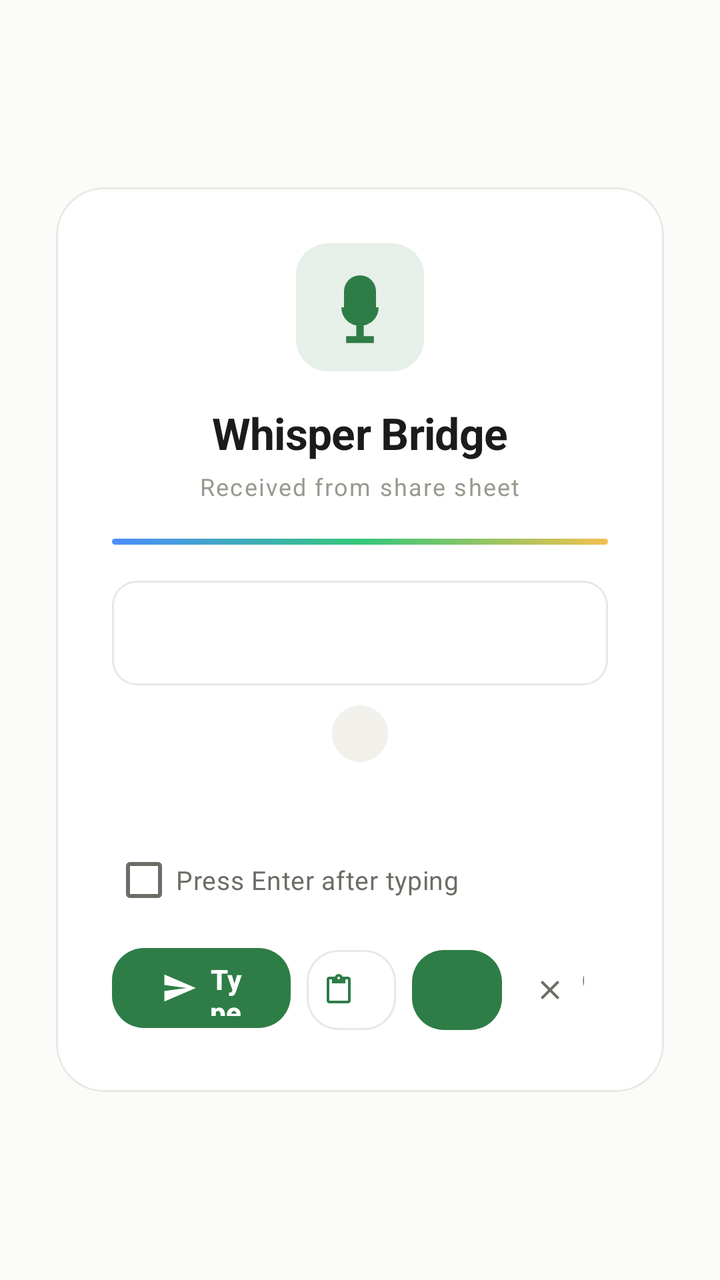
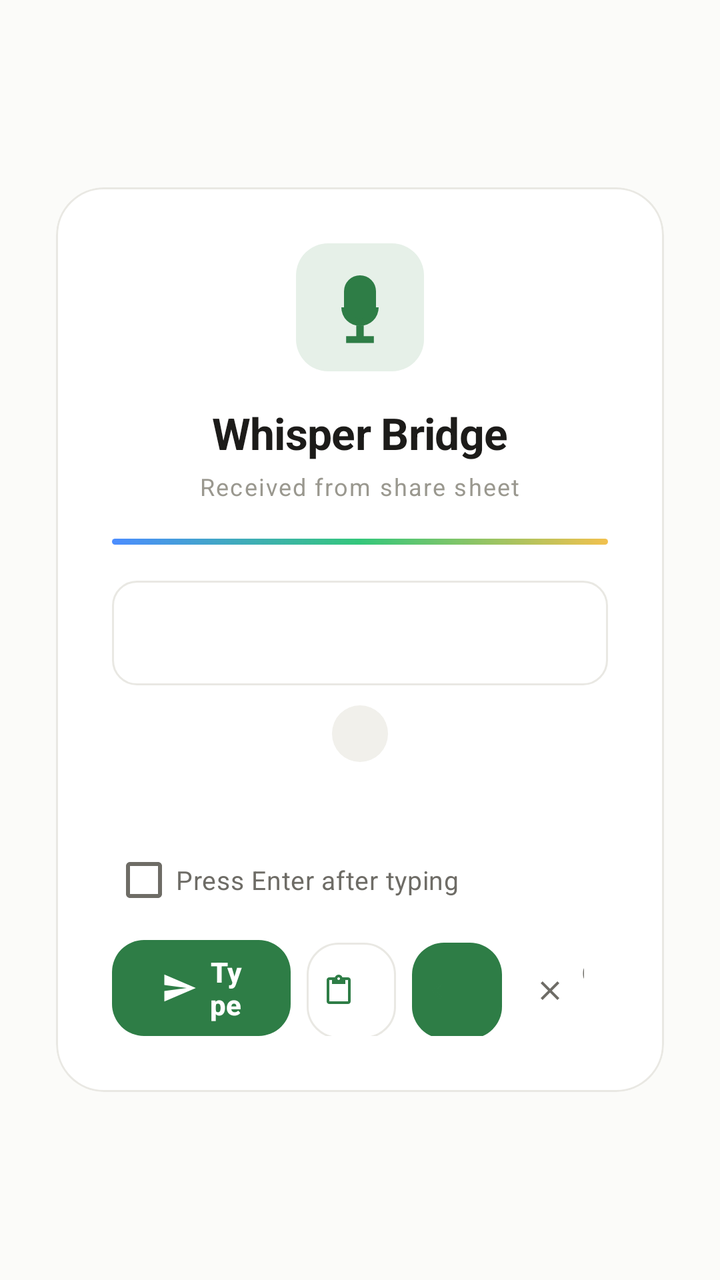

An Android layout rendered at two revisions. The XML below is the earlier revision; the diff shows what the commit changed to produce the second picture.
<!-- AndroidManifest.xml: activity theme Theme.WhisperBridge -->
<!-- res/layout/activity_share_receiver.xml -->
<?xml version="1.0" encoding="utf-8"?>
<LinearLayout xmlns:android="http://schemas.android.com/apk/res/android"
    xmlns:app="http://schemas.android.com/apk/res-auto"
    android:layout_width="match_parent"
    android:layout_height="match_parent"
    android:background="@color/bg"
    android:gravity="center"
    android:orientation="vertical"
    android:padding="28dp">

    <com.google.android.material.card.MaterialCardView
        android:layout_width="match_parent"
        android:layout_height="wrap_content"
        app:cardBackgroundColor="@color/card_bg"
        app:cardCornerRadius="24dp"
        app:cardElevation="0dp"
        app:strokeColor="@color/border"
        app:strokeWidth="1dp">

        <LinearLayout
            android:layout_width="match_parent"
            android:layout_height="wrap_content"
            android:gravity="center_horizontal"
            android:orientation="vertical"
            android:padding="28dp">

            <ImageView
                android:layout_width="64dp"
                android:layout_height="64dp"
                android:src="@drawable/brand_mark"
                android:contentDescription="Whisper Bridge" />

            <TextView
                android:layout_width="wrap_content"
                android:layout_height="wrap_content"
                android:layout_marginTop="16dp"
                android:text="Whisper Bridge"
                android:textColor="@color/text_primary"
                android:textSize="22sp"
                android:textStyle="bold"
                android:letterSpacing="-0.01" />

            <TextView
                android:layout_width="wrap_content"
                android:layout_height="wrap_content"
                android:layout_marginTop="4dp"
                android:letterSpacing="0.06"
                android:text="Received from share sheet"
                android:textColor="@color/text_tertiary"
                android:textSize="12sp" />

            <View
                android:layout_width="match_parent"
                android:layout_height="3dp"
                android:layout_marginTop="18dp"
                android:background="@drawable/gradient_accent" />

            <FrameLayout
                android:layout_width="match_parent"
                android:layout_height="wrap_content"
                android:layout_marginTop="18dp"
                android:background="@drawable/bg_field_round"
                android:padding="16dp">

                <TextView
                    android:id="@+id/tvPreview"
                    android:layout_width="match_parent"
                    android:layout_height="wrap_content"
                    android:maxLines="8"
                    android:textColor="@color/text_primary"
                    android:textSize="15sp"
                    android:lineSpacingExtra="3dp" />
            </FrameLayout>

            <TextView
                android:id="@+id/tvCharCount"
                android:layout_width="wrap_content"
                android:layout_height="wrap_content"
                android:layout_marginTop="10dp"
                android:background="@drawable/bg_chip"
                android:paddingHorizontal="14dp"
                android:paddingVertical="6dp"
                android:textColor="@color/text_secondary"
                android:textSize="12sp"
                android:textStyle="bold" />

            <ProgressBar
                android:id="@+id/progress"
                style="?android:attr/progressBarStyleSmall"
                android:layout_width="24dp"
                android:layout_height="24dp"
                android:layout_marginTop="16dp"
                android:indeterminateTint="@color/accent"
                android:visibility="gone" />

            <TextView
                android:id="@+id/tvStatus"
                android:layout_width="wrap_content"
                android:layout_height="wrap_content"
                android:layout_marginTop="10dp"
                android:textColor="@color/text_secondary"
                android:textSize="14sp" />

            <CheckBox
                android:id="@+id/cbEnterAfter"
                android:layout_width="match_parent"
                android:layout_height="wrap_content"
                android:layout_marginTop="10dp"
                android:text="Press Enter after typing"
                android:textColor="@color/text_secondary"
                android:textSize="13sp"
                android:buttonTint="@color/accent"
                android:minHeight="40dp" />

            <LinearLayout
                android:layout_width="match_parent"
                android:layout_height="wrap_content"
                android:layout_marginTop="10dp"
                android:orientation="horizontal">

                <com.google.android.material.button.MaterialButton
                    android:id="@+id/btnSend"
                    android:layout_width="0dp"
                    android:layout_height="48dp"
                    android:layout_weight="2"
                    android:text="Type"
                    android:textSize="14sp"
                    android:textStyle="bold"
                    app:backgroundTint="@color/accent"
                    app:cornerRadius="16dp"
                    app:icon="@drawable/ic_send"
                    app:iconGravity="textStart"
                    app:iconSize="18dp"
                    app:iconPadding="6dp"
                    app:iconTint="@android:color/white"
                    app:shapeAppearanceOverlay="@style/ShapeAppearance.Material3.Corner.Medium" />

                <com.google.android.material.button.MaterialButton
                    android:id="@+id/btnClipboard"
                    style="@style/Widget.Material3.Button.OutlinedButton"
                    android:layout_width="0dp"
                    android:layout_height="48dp"
                    android:layout_marginStart="8dp"
                    android:layout_weight="1"
                    android:text="Copy"
                    android:textColor="@color/text_primary"
                    android:textSize="13sp"
                    android:textStyle="bold"
                    app:cornerRadius="16dp"
                    app:icon="@drawable/ic_clipboard"
                    app:iconGravity="textStart"
                    app:iconSize="16dp"
                    app:iconPadding="4dp"
                    app:iconTint="@color/accent"
                    app:shapeAppearanceOverlay="@style/ShapeAppearance.Material3.Corner.Medium"
                    app:strokeColor="@color/border" />

                <com.google.android.material.button.MaterialButton
                    android:id="@+id/btnEnter"
                    android:layout_width="0dp"
                    android:layout_height="48dp"
                    android:layout_marginStart="8dp"
                    android:layout_weight="1"
                    android:text="Enter"
                    android:textColor="@color/accent"
                    android:textSize="13sp"
                    android:textStyle="bold"
                    app:cornerRadius="16dp"
                    app:icon="@drawable/ic_enter"
                    app:iconGravity="textStart"
                    app:iconSize="16dp"
                    app:iconPadding="4dp"
                    app:iconTint="@color/accent"
                    app:shapeAppearanceOverlay="@style/ShapeAppearance.Material3.Corner.Medium"
                    app:strokeColor="@color/accent" />

                <com.google.android.material.button.MaterialButton
                    android:id="@+id/btnDismiss"
                    style="@style/Widget.Material3.Button.TextButton"
                    android:layout_width="0dp"
                    android:layout_height="48dp"
                    android:layout_marginStart="8dp"
                    android:layout_weight="1"
                    android:text="Close"
                    android:textColor="@color/text_secondary"
                    android:textSize="13sp"
                    android:textStyle="bold"
                    app:cornerRadius="16dp"
                    app:icon="@drawable/ic_close"
                    app:iconGravity="textStart"
                    app:iconSize="16dp"
                    app:iconPadding="4dp"
                    app:iconTint="@color/text_secondary"
                    app:shapeAppearanceOverlay="@style/ShapeAppearance.Material3.Corner.Medium" />
            </LinearLayout>
        </LinearLayout>
    </com.google.android.material.card.MaterialCardView>
</LinearLayout>
<!-- resources referenced by this layout -->
<resources>
  <color name="accent">#2E7D46</color>
  <color name="bg">#FBFBF9</color>
  <color name="border">#E9E8E3</color>
  <color name="card_bg">#FFFFFF</color>
  <color name="text_primary">#1C1B19</color>
  <color name="text_secondary">#6E6C66</color>
  <color name="text_tertiary">#9A988F</color>
  <!-- drawable bg_chip (drawable) -->
  <?xml version="1.0" encoding="utf-8"?>
  <shape xmlns:android="http://schemas.android.com/apk/res/android"
      android:shape="rectangle">
      <corners android:radius="999dp" />
      <solid android:color="@color/chip_bg" />
  </shape>
  <!-- drawable bg_field_round (drawable) -->
  <?xml version="1.0" encoding="utf-8"?>
  <selector xmlns:android="http://schemas.android.com/apk/res/android">
      <item android:state_focused="true">
          <shape android:shape="rectangle">
              <corners android:radius="12dp" />
              <solid android:color="@color/card_bg" />
              <stroke android:width="1.5dp" android:color="@color/accent" />
          </shape>
      </item>
      <item>
          <shape android:shape="rectangle">
              <corners android:radius="12dp" />
              <solid android:color="@color/card_bg" />
              <stroke android:width="1dp" android:color="@color/border" />
          </shape>
      </item>
  </selector>
  <!-- drawable gradient_accent (drawable) -->
  <?xml version="1.0" encoding="utf-8"?>
  <shape xmlns:android="http://schemas.android.com/apk/res/android"
      android:shape="rectangle">
      <corners android:radius="2dp" />
      <gradient
          android:type="linear"
          android:angle="0"
          android:startColor="@color/grad_blue"
          android:centerColor="@color/grad_green"
          android:endColor="@color/grad_amber" />
  </shape>
  <!-- drawable ic_clipboard (drawable) -->
  <?xml version="1.0" encoding="utf-8"?>
  <vector xmlns:android="http://schemas.android.com/apk/res/android"
      android:width="24dp" android:height="24dp"
      android:viewportWidth="24" android:viewportHeight="24">
      <path android:fillColor="@color/text_secondary"
          android:pathData="M19,2 h-4.18 C14.4,0.84 13.3,0 12,0 c-1.3,0 -2.4,0.84 -2.82,2 H5 c-1.1,0 -2,0.9 -2,2 v16 c0,1.1 0.9,2 2,2 h14 c1.1,0 2,-0.9 2,-2 V4 c0,-1.1 -0.9,-2 -2,-2 z m-7,0 c0.55,0 1,0.45 1,1 s-0.45,1 -1,1 s-1,-0.45 -1,-1 s0.45,-1 1,-1 z m7,18 H5 V4 h2 v3 h10 V4 h2 v16 z" />
  </vector>
  <!-- drawable ic_close (drawable) -->
  <?xml version="1.0" encoding="utf-8"?>
  <vector xmlns:android="http://schemas.android.com/apk/res/android"
      android:width="24dp" android:height="24dp"
      android:viewportWidth="24" android:viewportHeight="24">
      <path android:fillColor="@color/text_secondary"
          android:pathData="M19,6.41 L17.59,5 L12,10.59 L6.41,5 L5,6.41 L10.59,12 L5,17.59 L6.41,19 L12,13.41 L17.59,19 L19,17.59 L13.41,12 z" />
  </vector>
  <!-- drawable ic_enter (drawable) -->
  <?xml version="1.0" encoding="utf-8"?>
  <vector xmlns:android="http://schemas.android.com/apk/res/android"
      android:width="24dp"
      android:height="24dp"
      android:viewportWidth="24"
      android:viewportHeight="24">
      <path
          android:fillColor="#FF000000"
          android:pathData="M19,7v4H5.83l3.58,-3.59L8,6l-6,6 6,6 1.41,-1.41L5.83,13H21V7h-2z" />
  </vector>
  <!-- drawable ic_send (drawable) -->
  <?xml version="1.0" encoding="utf-8"?>
  <vector xmlns:android="http://schemas.android.com/apk/res/android"
      android:width="24dp" android:height="24dp"
      android:viewportWidth="24" android:viewportHeight="24">
      <path android:fillColor="@color/text_secondary"
          android:pathData="M2.01,21 L23,12 L2.01,3 L2,10 l15,2 -15,2 z" />
  </vector>
  <color name="chip_bg">#F1F0EB</color>
  <color name="green_soft">#E6F0E8</color>
  <color name="grad_blue">#4C8DFF</color>
  <color name="grad_green">#34C77B</color>
  <color name="grad_amber">#F2C14E</color>
  <color name="on_neutral">#FFFFFF</color>
  <color name="green_text">#2E7D46</color>
  <color name="surface">#F6F6F3</color>
  <!-- unchanged entries left out for length: 2 -->
</resources>

<!-- the commit's change to res/layout/activity_share_receiver.xml (unified diff, before → after) -->
@@ -123,6 +123,9 @@
                     android:layout_width="0dp"
                     android:layout_height="48dp"
                     android:layout_weight="2"
+                    android:gravity="center"
+                    android:insetTop="0dp"
+                    android:insetBottom="0dp"
                     android:text="Type"
                     android:textSize="14sp"
                     android:textStyle="bold"
@@ -132,8 +135,7 @@
                     app:iconGravity="textStart"
                     app:iconSize="18dp"
                     app:iconPadding="6dp"
-                    app:iconTint="@android:color/white"
-                    app:shapeAppearanceOverlay="@style/ShapeAppearance.Material3.Corner.Medium" />
+                    app:iconTint="@android:color/white" />
 
                 <com.google.android.material.button.MaterialButton
                     android:id="@+id/btnClipboard"
@@ -142,6 +144,9 @@
                     android:layout_height="48dp"
                     android:layout_marginStart="8dp"
                     android:layout_weight="1"
+                    android:gravity="center"
+                    android:insetTop="0dp"
+                    android:insetBottom="0dp"
                     android:text="Copy"
                     android:textColor="@color/text_primary"
                     android:textSize="13sp"
@@ -152,7 +157,6 @@
                     app:iconSize="16dp"
                     app:iconPadding="4dp"
                     app:iconTint="@color/accent"
-                    app:shapeAppearanceOverlay="@style/ShapeAppearance.Material3.Corner.Medium"
                     app:strokeColor="@color/border" />
 
                 <com.google.android.material.button.MaterialButton
@@ -161,6 +165,9 @@
                     android:layout_height="48dp"
                     android:layout_marginStart="8dp"
                     android:layout_weight="1"
+                    android:gravity="center"
+                    android:insetTop="0dp"
+                    android:insetBottom="0dp"
                     android:text="Enter"
                     android:textColor="@color/accent"
                     android:textSize="13sp"
@@ -171,7 +178,6 @@
                     app:iconSize="16dp"
                     app:iconPadding="4dp"
                     app:iconTint="@color/accent"
-                    app:shapeAppearanceOverlay="@style/ShapeAppearance.Material3.Corner.Medium"
                     app:strokeColor="@color/accent" />
 
                 <com.google.android.material.button.MaterialButton
@@ -181,6 +187,9 @@
                     android:layout_height="48dp"
                     android:layout_marginStart="8dp"
                     android:layout_weight="1"
+                    android:gravity="center"
+                    android:insetTop="0dp"
+                    android:insetBottom="0dp"
                     android:text="Close"
                     android:textColor="@color/text_secondary"
                     android:textSize="13sp"
@@ -190,8 +199,7 @@
                     app:iconGravity="textStart"
                     app:iconSize="16dp"
                     app:iconPadding="4dp"
-                    app:iconTint="@color/text_secondary"
-                    app:shapeAppearanceOverlay="@style/ShapeAppearance.Material3.Corner.Medium" />
+                    app:iconTint="@color/text_secondary" />
             </LinearLayout>
         </LinearLayout>
     </com.google.android.material.card.MaterialCardView>
